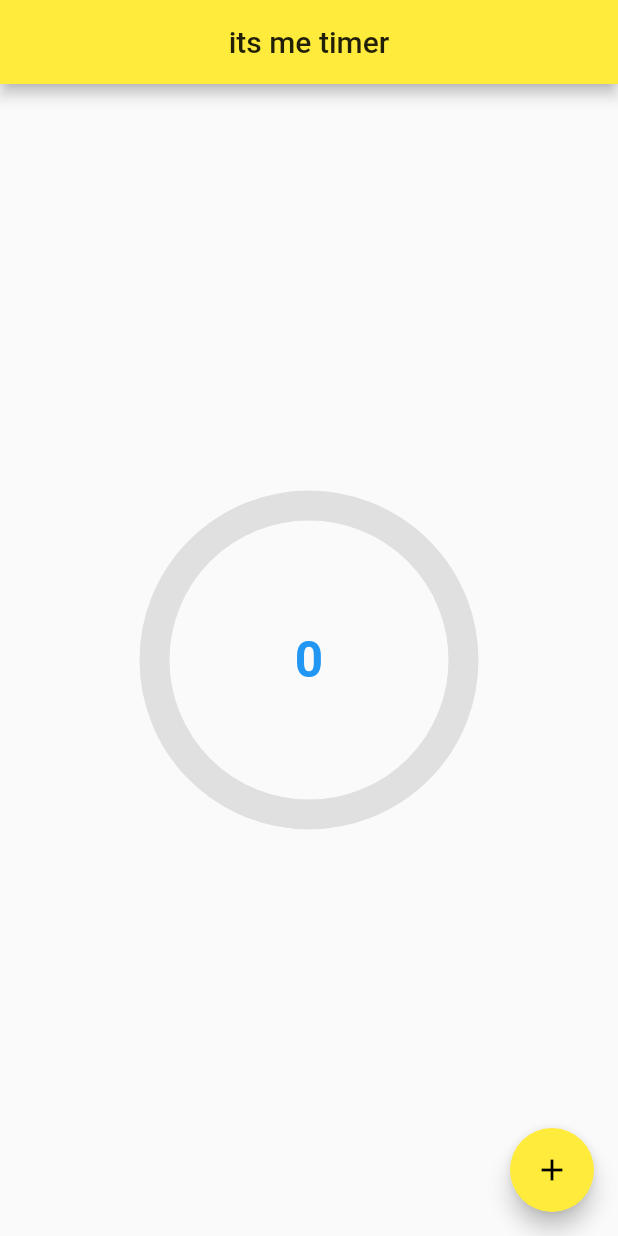
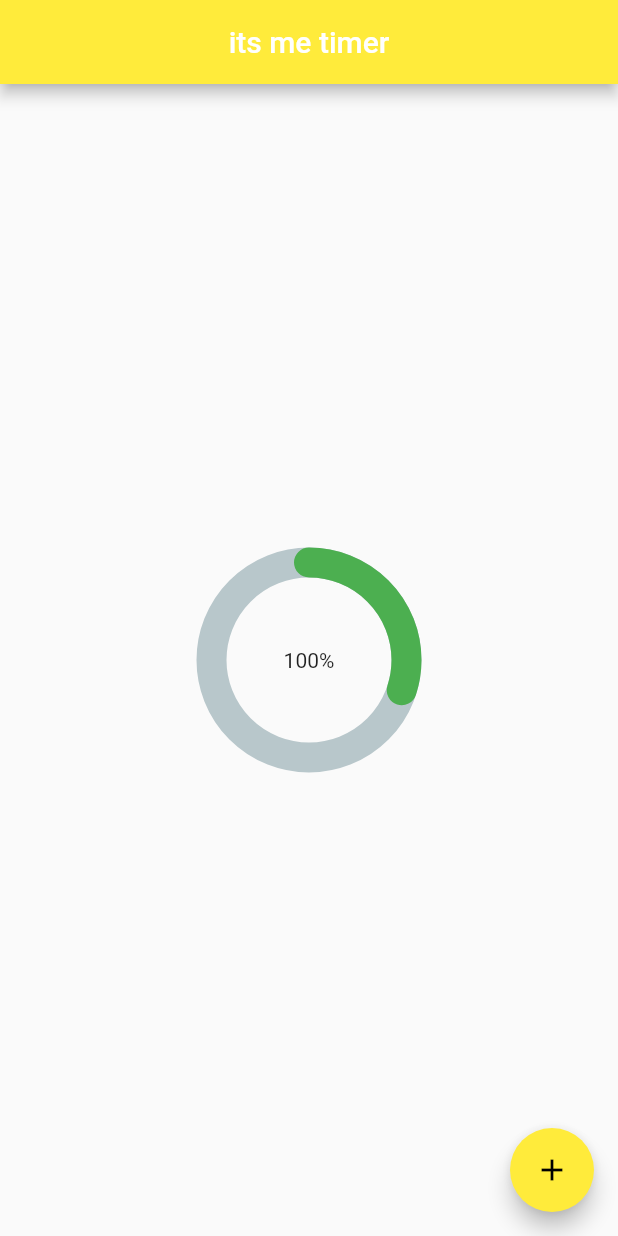
Before and after one commit to saleh-ioio/ToDoApp, a Flutter app: the timerPage screen opened directly, on a phone screen of 412 x 824 dp. Run offline on Flutter 3.47's test engine with Material 2 defaults, Android fonts, the phone set to English and light mode, and no system bars; drawn by our look-alikes of circular_countdown_timer, percent_indicator.

```diff
--- /dev/null
+++ b/lib/note.dart
@@ -0,0 +1,13 @@
+class Note{
+  String textNote;
+
+
+  Note({this.textNote});
+
+  Note.fromjson(Map<String, dynamic> json):
+  textNote = json['note'];
+
+  Map<String, dynamic> toJson() =>{
+    'note' : textNote,
+  };
+}
--- a/lib/timer.dart
+++ b/lib/timer.dart
@@ -1,6 +1,7 @@
 import 'package:flutter/cupertino.dart';
 import 'package:flutter/material.dart';
 import 'package:circular_countdown_timer/circular_countdown_timer.dart';
+import 'package:percent_indicator/percent_indicator.dart';
 
 class timer extends StatelessWidget {
   @override
@@ -28,6 +29,7 @@ class timerPage extends StatefulWidget {
 
 class _timerPageState extends State<timerPage> {
   CountDownController control = new CountDownController();
+  double counterValue = 11;
   @override
   Widget build(BuildContext context) {
     return Scaffold(
@@ -35,42 +37,27 @@ class _timerPageState extends State<timerPage> {
         // Here we take the value from the MyHomePage object that was created by
         // the App.build method, and use it to set our appbar title.
         title: Center(
-          child: Text("its me timer"),
+          child: Text(
+            "its me timer",
+            style: TextStyle(color: Colors.white),
+          ),
         ),
       ),
       body: Center(
-          child: CircularCountDownTimer(
-        duration: 10,
-        initialDuration: 0,
-        controller: control,
-        width: MediaQuery.of(context).size.width / 2,
-        height: MediaQuery.of(context).size.height / 2,
-        ringColor: Colors.grey[300],
-        ringGradient: null,
-        fillColor: Colors.purpleAccent[100],
-        fillGradient: null,
-        backgroundColor: Colors.transparent,
-        backgroundGradient: null,
-        strokeWidth: 20.0,
-        strokeCap: StrokeCap.round,
-        textStyle: TextStyle(
-            fontSize: 33.0, color: Colors.blue, fontWeight: FontWeight.bold),
-        textFormat: CountdownTextFormat.S,
-        isReverse: false,
-        isReverseAnimation: false,
-        isTimerTextShown: true,
-        autoStart: true,
-        onStart: () {
-          print('Countdown Started');
-        },
-        onComplete: () {
-          print('Countdown Ended');
-        },
-      )),
+        child: Center(
+          child: CircularPercentIndicator(
+              radius: 150,
+              circularStrokeCap: CircularStrokeCap.round,
+              lineWidth: 20.0,
+              percent: 0.3,
+              center: new Text("100%"),
+              progressColor: Colors.green),
+        ),
+      ),
       floatingActionButton: FloatingActionButton(
-        onPressed: (){
-          control.pause();
-          control.restart();
+        onPressed: () {
+        Stopwatch().start();
+
         },
         child: Icon(Icons.add),
       ),
--- a/pubspec.yaml
+++ b/pubspec.yaml
@@ -25,6 +25,9 @@ dependencies:
     sdk: flutter
 
   circular_countdown_timer: ^0.2.0
+  percent_indicator: "^2.1.7+2"
+
+  path_provider: ^2.0.2
 
 
 
```
Also changed, not shown: lib/main.dart (+36 -6 lines), lib/storage.dart (added, +49 -0 lines), pubspec.lock.
